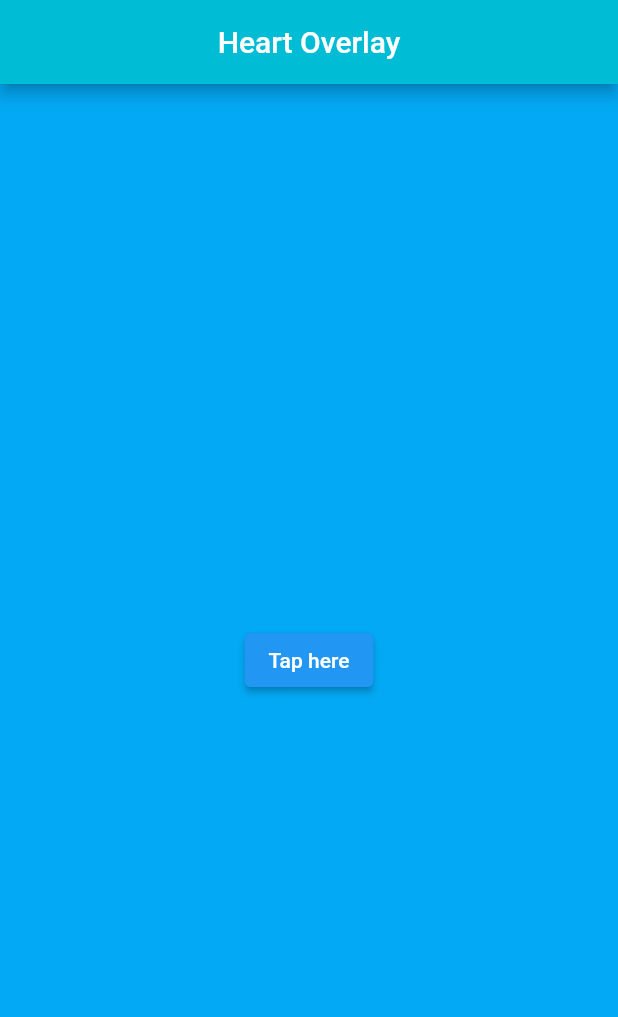
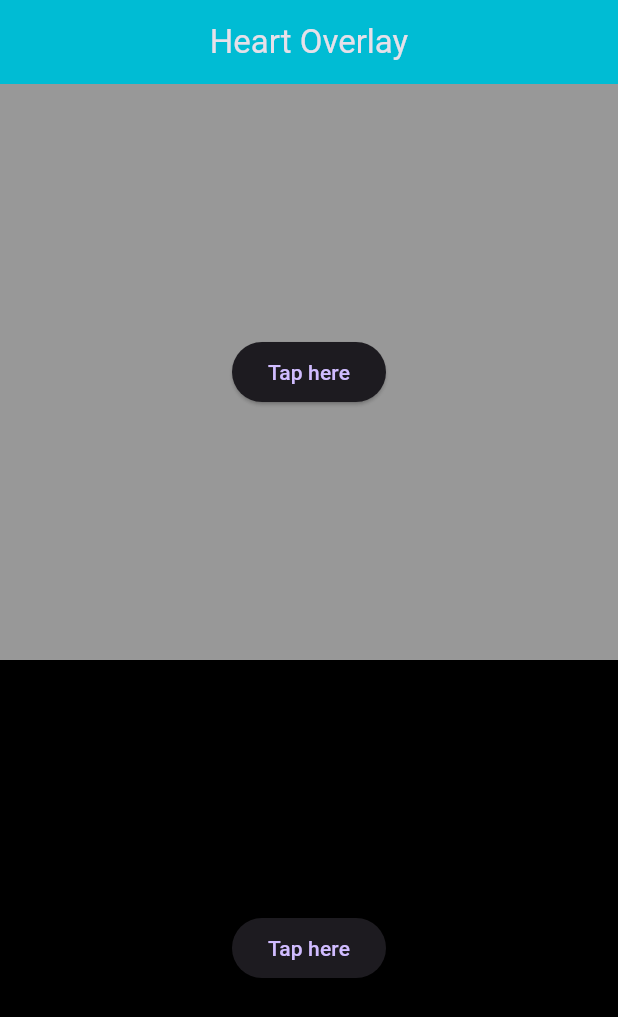
Before and after one commit to JohnF17/heart_overlay, a Flutter app: the screen it shows after launch, on a phone screen of 412 x 824 dp. Shown: the top 1017 px of the screen. Run offline on Flutter 3.47's test engine with Material 2 defaults, Android fonts, the phone set to English and light mode, and no system bars.

Commit message:
Update 1.2.0 * Deprecated BackgroundWidget to use child instead * Support for displaying any kind of widget instead of just `icon`s * Size Defaults to 80 if [icon] is any other widget type * Size efaults to 50 if [icon] is a [Text] widget. * Mirrored [horizontalOffset] * Added a new screenshot

````diff
--- a/example/lib/main.dart
+++ b/example/lib/main.dart
@@ -12,7 +12,20 @@ class MainApp extends StatelessWidget {
   Widget build(BuildContext context) {
     return MaterialApp(
       debugShowCheckedModeBanner: false,
-      home: Scaffold(
+      theme: ThemeData.dark(useMaterial3: true),
+      home: const HeartOverlayTestWidget(),
+    );
+  }
+}
+
+class HeartOverlayTestWidget extends StatelessWidget {
+  const HeartOverlayTestWidget({
+    super.key,
+  });
+
+  @override
+  Widget build(BuildContext context) {
+    return Scaffold(
       backgroundColor: Colors.black45,
       appBar: AppBar(
         title: const Text('Heart Overlay'),
@@ -24,17 +37,11 @@ class MainApp extends StatelessWidget {
           Expanded(
             child: HeartOverlay(
               duration: const Duration(seconds: 2),
-                backgroundColor: Colors.lightBlue,
-                tapDownType: TapDownType.double,
-                verticalOffset: 10,
-                horizontalOffset: 10,
+              backgroundColor: Colors.white10,
+              tapDownType: TapDownType.single,
+              verticalOffset: 20,
+              horizontalOffset: -100,
               cacheExtent: 30,
-                backgroundWidget: Center(
-                  child: ElevatedButton(
-                    onPressed: () {},
-                    child: const Text('Tap here'),
-                  ),
-                ),
               icon: const Icon(
                 Icons.abc,
                 color: Colors.purple,
@@ -43,11 +50,37 @@ class MainApp extends StatelessWidget {
               onPressed: (numberOfHearts) {
                 // Do something with the number of hearts or do something whenever the icon appears
               },
+              child: Center(
+                child: ElevatedButton(
+                  onPressed: () {},
+                  child: const Text('Tap here'),
+                ),
+              ),
+            ),
+          ),
+          Expanded(
+            child: HeartOverlay(
+              duration: const Duration(seconds: 10),
+              backgroundColor: Colors.black,
+              tapDownType: TapDownType.single,
+              icon: const Text('✌️'),
+              size: 60,
+              // Sometimes it might be nesessary to add vertical and horizontal offset
+              verticalOffset: 20,
+              horizontalOffset: -10,
+              onPressed: (numberOfHearts) {
+                // Do something with the number of hearts or do something whenever the icon appears
+              },
+              child: Center(
+                child: ElevatedButton(
+                  onPressed: () {},
+                  child: const Text('Tap here'),
+                ),
+              ),
             ),
           ),
         ],
       ),
-      ),
     );
   }
 }
--- a/example/pubspec.yaml
+++ b/example/pubspec.yaml
@@ -4,7 +4,7 @@ publish_to: 'none'
 version: 0.1.0
 
 environment:
-  sdk: '>=2.19.6 <3.0.0'
+  sdk: '>=2.19.6 <4.0.0'
 
 dependencies:
   flutter:
--- a/lib/src/heart_overlay_widget.dart
+++ b/lib/src/heart_overlay_widget.dart
@@ -14,9 +14,9 @@ enum TapDownType {
 /// The `HeartOverlay` widget can be used to create a fun and interactive overlay that
 /// displays a heart animation when the user taps on the screen. It can be used as a
 /// decorative element for apps that require a playful or romantic touch, such as dating
-/// apps, greeting card apps, or social media apps.
+/// apps, greeting card apps, or social media apps like Tik Tok, Instagram etc.
 ///
-/// The `HeartOverlay` widget allows you to customize the size, position, color, and
+/// The `HeartOverlay` widget allows you to customize the size, color, and
 /// animation duration of the heart, as well as the widget that serves as the background.
 ///
 /// To use the `HeartOverlay` widget, simply place the widget anywhere you want to and
@@ -80,7 +80,8 @@ class HeartOverlay extends StatefulWidget {
     this.duration,
     this.backgroundColor,
     this.decoration,
-    this.backgroundWidget,
+    @Deprecated('Use child instead') this.backgroundWidget,
+    this.child,
     this.width,
     this.height,
     this.cacheExtent,
@@ -88,7 +89,13 @@ class HeartOverlay extends StatefulWidget {
     this.tapDownType,
   });
 
-  /// Icon widget that is displayed instead of the heart icon.
+  /// Icon widget that is displayed instead of the default heart icon.
+  ///
+  /// Icon can be any kind of widget.
+  ///
+  /// NOTE: You will have to use [verticalOffset] and [horizontalOffset]
+  /// to accurately position the icon widget on the tap position
+  /// if its not of type [Icon]
   ///
   /// Defaults to
   /// ```
@@ -98,7 +105,7 @@ class HeartOverlay extends StatefulWidget {
   ///     size: size,
   ///   )
   /// ```
-  final Icon? icon;
+  final Widget? icon;
 
   /// Width of the overlay board.
   ///
@@ -120,8 +127,11 @@ class HeartOverlay extends StatefulWidget {
 
   /// A widget to be used as the background for the overlay.
   ///
-  /// More like the child of the heart overlay.
+  /// DEPRECATED - Use child instead
   final Widget? backgroundWidget;
+
+  /// A widget to be used as the background for the overlay.
+  final Widget? child;
 
   /// Duration of the [icon] animation to stay on the screen.
   final Duration? duration;
@@ -130,9 +140,9 @@ class HeartOverlay extends StatefulWidget {
   ///
   /// Defaults to half of the icon size - meaning the exact position the tap was registered.
   ///
-  /// If horizontal offset is positive, the [icon] goes to the left.
+  /// If horizontal offset is positive, the [icon] goes to the right.
   ///
-  /// If horizontal offset is negative, the [icon] goes to the right.
+  /// If horizontal offset is negative, the [icon] goes to the left.
   final double? horizontalOffset;
 
   /// Vertical offset of the heart/[icon] position.
@@ -147,17 +157,19 @@ class HeartOverlay extends StatefulWidget {
   /// Size of the heart but `can be overridden` by size given to the [icon].
   /// So it should not be provided!
   ///
-  /// Defaults to 80.
+  /// Defaults to 80 if [icon] is any other widget type including [Icon]s.
+  ///
+  /// Defaults to 50 if [icon] is a [Text] widget.
   final double? size;
 
   /// Background color of the overlay widget.
   ///
-  /// `Can be overriden` by [backgroundWidget] if its not transparent or null.
+  /// `Can be overriden` by [child] if its not transparent or null.
   final Color? backgroundColor;
 
   /// Decoration property of the overlay widget.
   ///
-  /// `Can be overriden` by [backgroundWidget] if its not transparent or null.
+  /// `Can be overriden` by [child] if its not transparent or null.
   /// `Can be overriden` by [backgroundColor] if its not transparent or null.
   final BoxDecoration? decoration;
 
@@ -193,8 +205,10 @@ class _HeartOverlayState extends State<HeartOverlay> {
   late double verticalOffset;
   late BoxDecoration decoration;
   late double size;
+  late Widget child;
   late int cacheExtent;
   late TapDownType tapDownType;
+  late Widget icon;
 
   List<Widget> _hearts = [];
 
@@ -203,17 +217,38 @@ class _HeartOverlayState extends State<HeartOverlay> {
     super.initState();
     assert(
       () {
-        if (widget.icon != null && widget.size != null) {
+        if ((widget.icon is Icon && widget.icon != null) &&
+            widget.size != null) {
           throw 'If icon is not null, size should not be provided through this parameter instead size has to be provided within the icon widget itself!';
         }
         return true;
       }(),
     );
+    icon = widget.icon ??
+        Icon(
+          Icons.favorite,
+          color: Colors.red,
+          size: size,
+        );
 
     // Set the size, vertical offset, and horizontal offset of the heart/child based on the passed-in values or defaults
-    size = widget.icon?.size ?? widget.size ?? 80;
+    if (widget.icon is Icon) {
+      size = (widget.icon as Icon?)?.size ?? widget.size ?? 80;
+    } else if (widget.icon is Text) {
+      size = widget.size ?? (widget.icon as Text?)?.style?.fontSize ?? 50;
+      TextStyle textStyle =
+          (widget.icon as Text?)?.style?.copyWith(fontSize: size) ??
+              TextStyle(fontSize: size);
+      icon = DefaultTextStyle(
+        style: textStyle,
+        child: icon,
+      );
+    } else {
+      size = widget.size ?? 80;
+    }
+
     verticalOffset = (size / 2) + (widget.verticalOffset ?? 0);
-    horizontalOffset = (size / 2) + (widget.horizontalOffset ?? 0);
+    horizontalOffset = (size / 2) - (widget.horizontalOffset ?? 0);
 
     // Determine the decoration of the heart based on the passed-in values or defaults
     Color color = widget.decoration?.color ??
@@ -228,6 +263,9 @@ class _HeartOverlayState extends State<HeartOverlay> {
 
     // Set the tap down type
     tapDownType = widget.tapDownType ?? TapDownType.single;
+
+    // Set the child
+    child = widget.child ?? widget.backgroundWidget ?? const SizedBox.shrink();
   }
 
   /// Define a method to add new hearts to the screen when the user taps on it
@@ -258,12 +296,7 @@ class _HeartOverlayState extends State<HeartOverlay> {
       tween: Tween(begin: 1, end: 0),
       duration: widget.duration ?? const Duration(seconds: 1),
       // The child widget to animate. If none is provided, an Icon with the favorite icon and a red color will be used.
-      child: widget.icon ??
-          Icon(
-            Icons.favorite,
-            color: Colors.red,
-            size: size,
-          ),
+      child: icon,
       builder: (BuildContext context, double value, Widget? child) {
         // The offset of the transformed widget. It moves the heart icon up as it becomes smaller.
         final offset = Offset(0, (100 * value) - (verticalOffset * 2));
@@ -296,7 +329,7 @@ class _HeartOverlayState extends State<HeartOverlay> {
           children: [
             // Show the provided Background widget if null show nothing
             Positioned.fill(
-              child: widget.backgroundWidget ?? const SizedBox.shrink(),
+              child: child,
             ),
             Stack(
               children: _hearts,
--- a/pubspec.yaml
+++ b/pubspec.yaml
@@ -1,10 +1,10 @@
 name: heart_overlay
 description: The HeartOverlay widget can be used to create a fun and interactive overlay that displays a heart animation when the user taps on the screen.
-version: 1.1.0
+version: 1.2.0
 repository: https://github.com/JohnF17/heart_overlay
 screenshots:
   - description: 'Examples of the Heart Overlay Widget'
-    path: example/screenshots/heartoverlay.jpg
+    path: example/screenshots/icon_overlay.jpg
 
 environment:
   sdk: '>=2.19.6 <4.0.0'
````
Also changed, not shown: example/pubspec.lock, 5 other files. Lines whose indentation alone changed are shown as unchanged.
